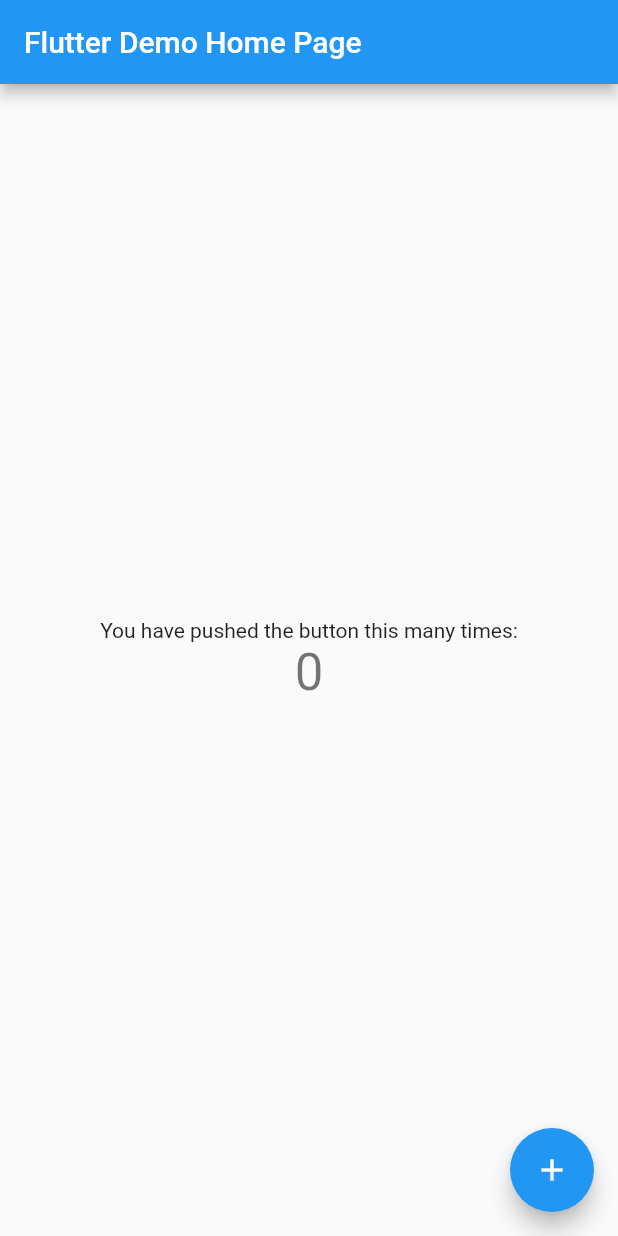
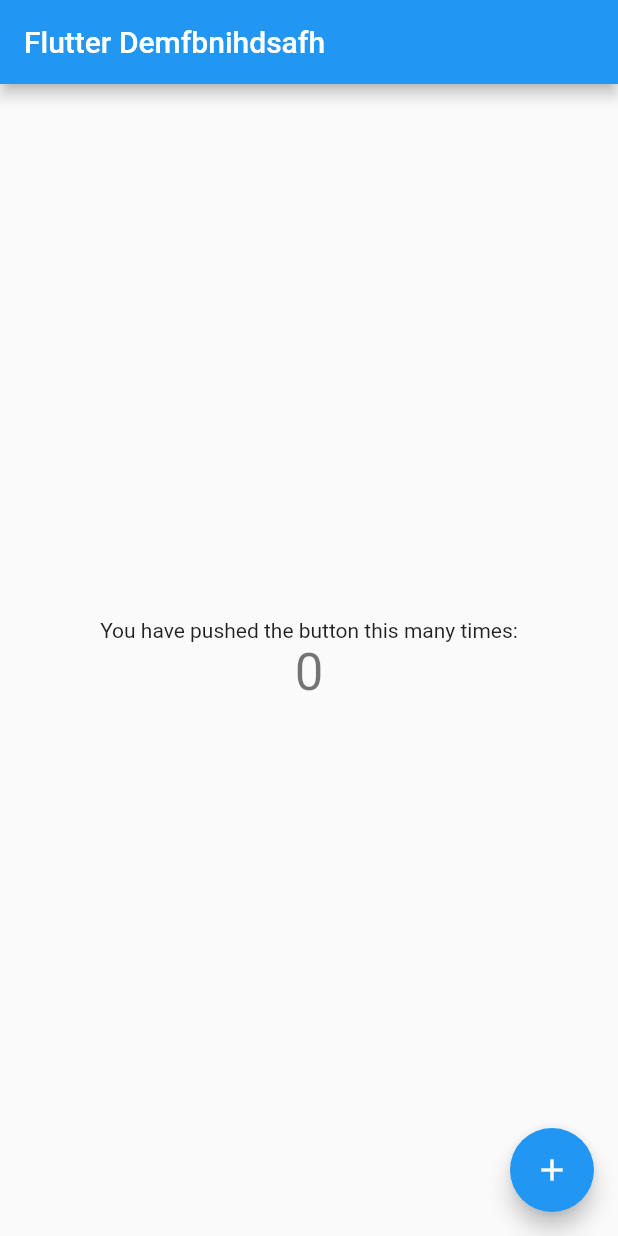
Before and after one commit to Tatz18/flutter1, a Flutter app: the screen it shows after launch, on a phone screen of 412 x 824 dp. Run offline on Flutter 3.47's test engine with Material 2 defaults, Android fonts, the phone set to English and light mode, and no system bars.

```diff
--- a/lib/main.dart
+++ b/lib/main.dart
@@ -22,7 +22,7 @@ class MyApp extends StatelessWidget {
         // is not restarted.
         primarySwatch: Colors.blue,
       ),
-      home: MyHomePage(title: 'Flutter Demo Home Page'),
+      home: MyHomePage(title: 'Flutter Demfbnihdsafh'),
     );
   }
 }
```
